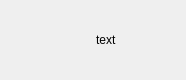
Old version of the form src/qt/forms/iconbutton.ui in the repository ecoinchain/ecoin.
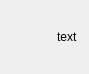
New version of the form.

Patch:
```diff
--- a/src/qt/forms/iconbutton.ui
+++ b/src/qt/forms/iconbutton.ui
@@ -6,12 +6,12 @@
    <rect>
     <x>0</x>
     <y>0</y>
-    <width>186</width>
-    <height>80</height>
+    <width>89</width>
+    <height>74</height>
    </rect>
   </property>
   <property name="autoFillBackground">
-   <bool>true</bool>
+   <bool>false</bool>
   </property>
   <property name="styleSheet">
    <string notr="true"/>
@@ -28,7 +28,7 @@
      <property name="sizeHint" stdset="0">
       <size>
        <width>20</width>
-       <height>0</height>
+       <height>12</height>
       </size>
      </property>
     </spacer>
@@ -62,6 +62,9 @@
      </item>
      <item>
       <widget class="QLabel" name="text">
+       <property name="autoFillBackground">
+        <bool>false</bool>
+       </property>
        <property name="text">
         <string>text</string>
        </property>
@@ -77,7 +80,7 @@
      <property name="sizeHint" stdset="0">
       <size>
        <width>20</width>
-       <height>0</height>
+       <height>12</height>
       </size>
      </property>
     </spacer>
```
